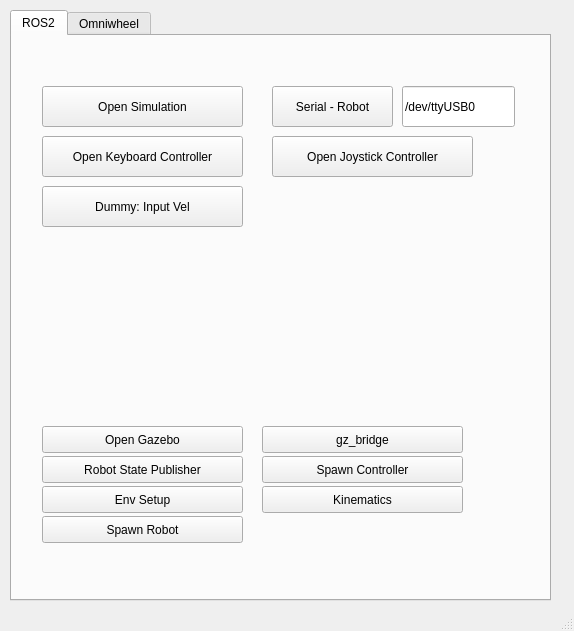
Bakso14/pyqt_omniwheel, file form.ui: the form before one commit.
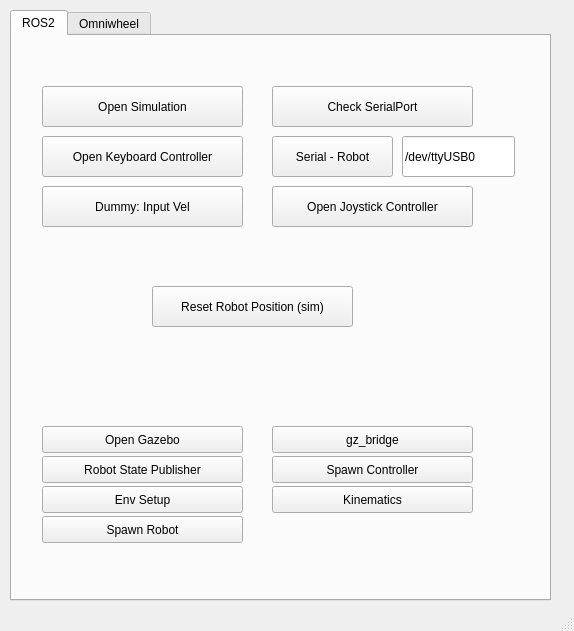
The form after the commit.

```diff
--- a/form.ui
+++ b/form.ui
@@ -73,7 +73,7 @@
       <property name="geometry">
        <rect>
         <x>260</x>
-        <y>50</y>
+        <y>100</y>
         <width>121</width>
         <height>41</height>
        </rect>
@@ -86,7 +86,7 @@
       <property name="geometry">
        <rect>
         <x>390</x>
-        <y>50</y>
+        <y>100</y>
         <width>113</width>
         <height>41</height>
        </rect>
@@ -98,7 +98,7 @@
      <widget class="QPushButton" name="buttonRos7">
       <property name="geometry">
        <rect>
-        <x>250</x>
+        <x>260</x>
         <y>450</y>
         <width>201</width>
         <height>27</height>
@@ -111,7 +111,7 @@
      <widget class="QPushButton" name="buttonRos6">
       <property name="geometry">
        <rect>
-        <x>250</x>
+        <x>260</x>
         <y>420</y>
         <width>201</width>
         <height>27</height>
@@ -137,7 +137,7 @@
      <widget class="QPushButton" name="buttonRos5">
       <property name="geometry">
        <rect>
-        <x>250</x>
+        <x>260</x>
         <y>390</y>
         <width>201</width>
         <height>27</height>
@@ -190,7 +190,7 @@
       <property name="geometry">
        <rect>
         <x>260</x>
-        <y>100</y>
+        <y>150</y>
         <width>201</width>
         <height>41</height>
        </rect>
@@ -199,6 +199,32 @@
        <string>Open Joystick Controller</string>
       </property>
      </widget>
+     <widget class="QPushButton" name="pushButton_5">
+      <property name="geometry">
+       <rect>
+        <x>140</x>
+        <y>250</y>
+        <width>201</width>
+        <height>41</height>
+       </rect>
+      </property>
+      <property name="text">
+       <string>Reset Robot Position (sim)</string>
+      </property>
+     </widget>
+     <widget class="QPushButton" name="pushButton_6">
+      <property name="geometry">
+       <rect>
+        <x>260</x>
+        <y>50</y>
+        <width>201</width>
+        <height>41</height>
+       </rect>
+      </property>
+      <property name="text">
+       <string>Check SerialPort</string>
+      </property>
+     </widget>
      <zorder>buttonRos8</zorder>
      <zorder>pushButton</zorder>
      <zorder>pushButton_2</zorder>
```
Left out of the diff: 2 changed lines with no effect on the pictures.
